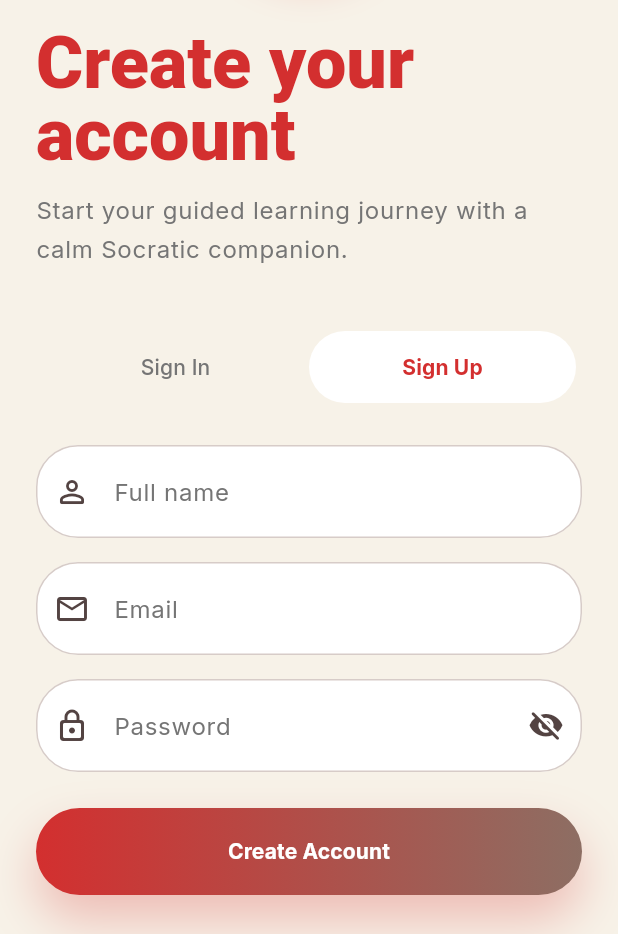
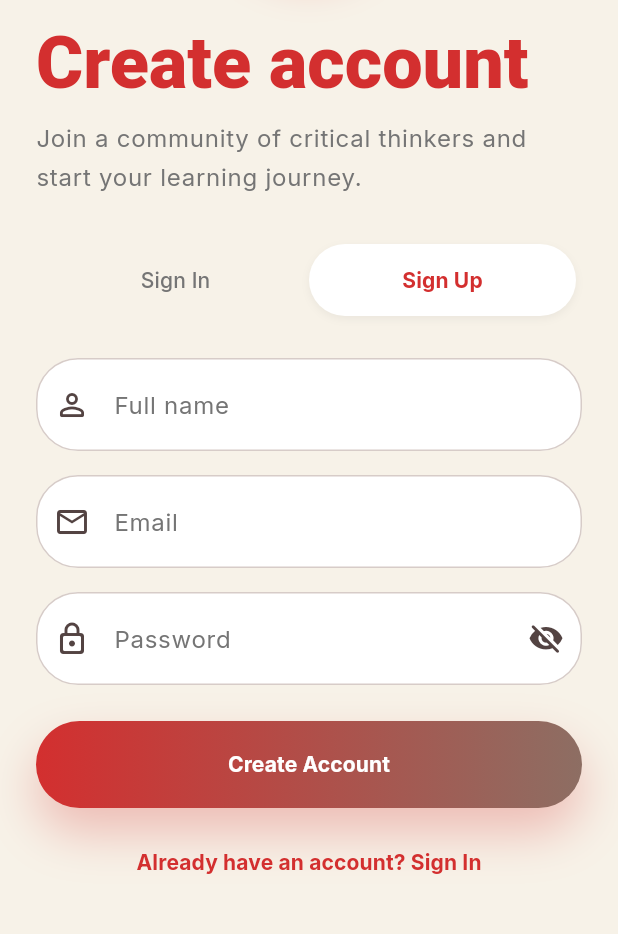
Before and after one commit to salluexez/Socratic_AI, a Flutter app: the AuthScreen screen opened by its route, after a tap on "Need an account? Sign Up", on a phone screen of 412 x 824 dp, the part 302-1236 px from its top. Run offline on Flutter 3.47's test engine with Material 3 defaults, Android fonts, the phone set to English and light mode, and no system bars; our stand-ins replace flutter_tts, google_fonts, shared_preferences, speech_to_text; accounts and stored records are empty; Roboto replaces fonts that are missing (Cookie).

Commit message:
Fix some errorss on u..

```diff
--- a/apps/mobile/lib/screens/auth_screen.dart
+++ b/apps/mobile/lib/screens/auth_screen.dart
@@ -79,8 +79,21 @@
                 ),
               ),
               const SizedBox(height: 32),
-              Text(
-                isSignIn ? 'Welcome back' : 'Create your account',
+              AnimatedSwitcher(
+                duration: const Duration(milliseconds: 400),
+                transitionBuilder: (child, animation) => FadeTransition(
+                  opacity: animation,
+                  child: SlideTransition(
+                    position: Tween<Offset>(
+                      begin: const Offset(0, 0.2),
+                      end: Offset.zero,
+                    ).animate(CurvedAnimation(parent: animation, curve: Curves.easeOutCubic)),
+                    child: child,
+                  ),
+                ),
+                child: Text(
+                  isSignIn ? 'Welcome back' : 'Create account',
+                  key: ValueKey(isSignIn),
                   style: GoogleFonts.cookie(
                     textStyle: Theme.of(context).textTheme.displayMedium,
                     fontSize: 48,
@@ -88,30 +101,31 @@
                     color: palette.primaryDim,
                   ),
                 ),
+              ),
               const SizedBox(height: 12),
-              Text(
-                'Start your guided learning journey with a calm Socratic companion.',
+              AnimatedSwitcher(
+                duration: const Duration(milliseconds: 400),
+                child: Text(
+                  isSignIn
+                    ? 'Start your guided learning journey with a calm Socratic companion.'
+                    : 'Join a community of critical thinkers and start your learning journey.',
+                  key: ValueKey(isSignIn),
                   style: Theme.of(context).textTheme.bodyLarge?.copyWith(
                         color: palette.textMuted,
                       ),
                 ),
-              const SizedBox(height: 10),
-              // Text(
-              //   AppConfig.hasApiBaseUrl
-              //       ? 'Connected to ${AppConfig.apiBaseUrl}'
-              //       : 'Set --dart-define=API_BASE_URL=http://YOUR_SERVER:5000 or http://YOUR_SERVER:5000/api',
-              //   style: Theme.of(context).textTheme.bodyMedium?.copyWith(
-              //         color: AppConfig.hasApiBaseUrl
-              //             ? palette.textMuted
-              //             : Colors.orange,
-              //       ),
-              // ),
+              ),
               const SizedBox(height: 28),
               _AuthToggle(
                 isSignIn: isSignIn,
                 onChanged: (value) => setState(() => isSignIn = value),
               ),
               const SizedBox(height: 24),
+              AnimatedSize(
+                duration: const Duration(milliseconds: 300),
+                curve: Curves.easeInOut,
+                child: Column(
+                  children: [
                     if (!isSignIn) ...[
                       TextField(
                         controller: nameController,
@@ -122,13 +136,16 @@
                       ),
                       const SizedBox(height: 16),
                     ],
+                  ],
+                ),
+              ),
               TextField(
                 controller: emailController,
                 keyboardType: TextInputType.emailAddress,
                 textInputAction: TextInputAction.next,
                 decoration: const InputDecoration(
                   labelText: 'Email',
-                  prefixIcon: const Icon(Icons.email_outlined),
+                  prefixIcon: Icon(Icons.email_outlined),
                 ),
               ),
               const SizedBox(height: 16),
@@ -172,10 +189,14 @@
               Center(
                 child: TextButton(
                   onPressed: () => setState(() => isSignIn = !isSignIn),
+                  child: AnimatedSwitcher(
+                    duration: const Duration(milliseconds: 300),
                     child: Text(
                       isSignIn
                           ? 'Need an account? Sign Up'
                           : 'Already have an account? Sign In',
+                      key: ValueKey(isSignIn),
+                    ),
                   ),
                 ),
               ),
@@ -291,14 +312,39 @@
   @override
   Widget build(BuildContext context) {
     final palette = context.palette;
+    final isDark = Theme.of(context).brightness == Brightness.dark;
 
     return Container(
+      height: 56,
       padding: const EdgeInsets.all(4),
       decoration: BoxDecoration(
         color: palette.surfaceLow,
         borderRadius: BorderRadius.circular(999),
       ),
-      child: Row(
+      child: Stack(
+        children: [
+          AnimatedAlign(
+            duration: const Duration(milliseconds: 300),
+            curve: Curves.easeInOutBack,
+            alignment: isSignIn ? Alignment.centerLeft : Alignment.centerRight,
+            child: FractionallySizedBox(
+              widthFactor: 0.5,
+              child: Container(
+                decoration: BoxDecoration(
+                  color: palette.surfaceCard,
+                  borderRadius: BorderRadius.circular(999),
+                  boxShadow: [
+                    BoxShadow(
+                      color: Colors.black.withOpacity(0.05),
+                      blurRadius: 4,
+                      offset: const Offset(0, 2),
+                    ),
+                  ],
+                ),
+              ),
+            ),
+          ),
+          Row(
             children: [
               Expanded(
                 child: _ToggleButton(
@@ -313,6 +359,8 @@
                   isActive: !isSignIn,
                   onTap: () => onChanged(false),
                 ),
+              ),
+            ],
           ),
         ],
       ),
@@ -334,23 +382,21 @@
   @override
   Widget build(BuildContext context) {
     final palette = context.palette;
+    final isDark = Theme.of(context).brightness == Brightness.dark;
 
     return GestureDetector(
       onTap: onTap,
-      child: Container(
-        padding: const EdgeInsets.symmetric(vertical: 14),
-        decoration: BoxDecoration(
-          color: isActive ? palette.surfaceCard : Colors.transparent,
-          borderRadius: BorderRadius.circular(999),
-        ),
+      behavior: HitTestBehavior.opaque,
       child: Center(
-          child: Text(
-            label,
-            style: Theme.of(context).textTheme.labelLarge?.copyWith(
-                  color: isActive ? (Theme.of(context).brightness == Brightness.dark ? Colors.white : palette.primaryDim) : palette.textMuted,
+        child: AnimatedDefaultTextStyle(
+          duration: const Duration(milliseconds: 300),
+          style: Theme.of(context).textTheme.labelLarge!.copyWith(
+                color: isActive
+                  ? (isDark ? Colors.white : palette.primaryDim)
+                  : palette.textMuted,
                 fontWeight: isActive ? FontWeight.w700 : FontWeight.w500,
               ),
-          ),
+          child: Text(label),
         ),
       ),
     );
--- a/apps/mobile/lib/screens/profile_screen.dart
+++ b/apps/mobile/lib/screens/profile_screen.dart
@@ -85,11 +85,11 @@
                             ),
                                   TextSpan(
                                     text: 'Profile',
-                              style: GoogleFonts.inter(
+                                    style: TextStyle(
                                       fontSize: 32,
-                                fontWeight: FontWeight.w700,
+                                      fontWeight: FontWeight.bold,
                                       color: palette.text,
-                                letterSpacing: -1.2,
+                                      height: 1.0,
                                     ),
                                   ),
                           ],
--- a/apps/mobile/lib/screens/progress_screen.dart
+++ b/apps/mobile/lib/screens/progress_screen.dart
@@ -82,11 +82,11 @@
                                   ),
                                    TextSpan(
                                      text: 'Progress',
-                                    style: GoogleFonts.inter(
+                                     style: TextStyle(
                                        fontSize: 32,
-                                      fontWeight: FontWeight.w700,
+                                       fontWeight: FontWeight.bold,
                                        color: palette.text,
-                                      letterSpacing: -1.2,
+                                       height: 1.0,
                                      ),
                                    ),
                                 ],
```
Also changed, not shown: apps/mobile/lib/screens/home_shell.dart (+6 -20 lines), apps/mobile/lib/screens/learn_screen.dart (+7 -1 lines), apps/mobile/lib/screens/shared_screen.dart (+14 -0 lines). Lines whose indentation alone changed are shown as unchanged.
